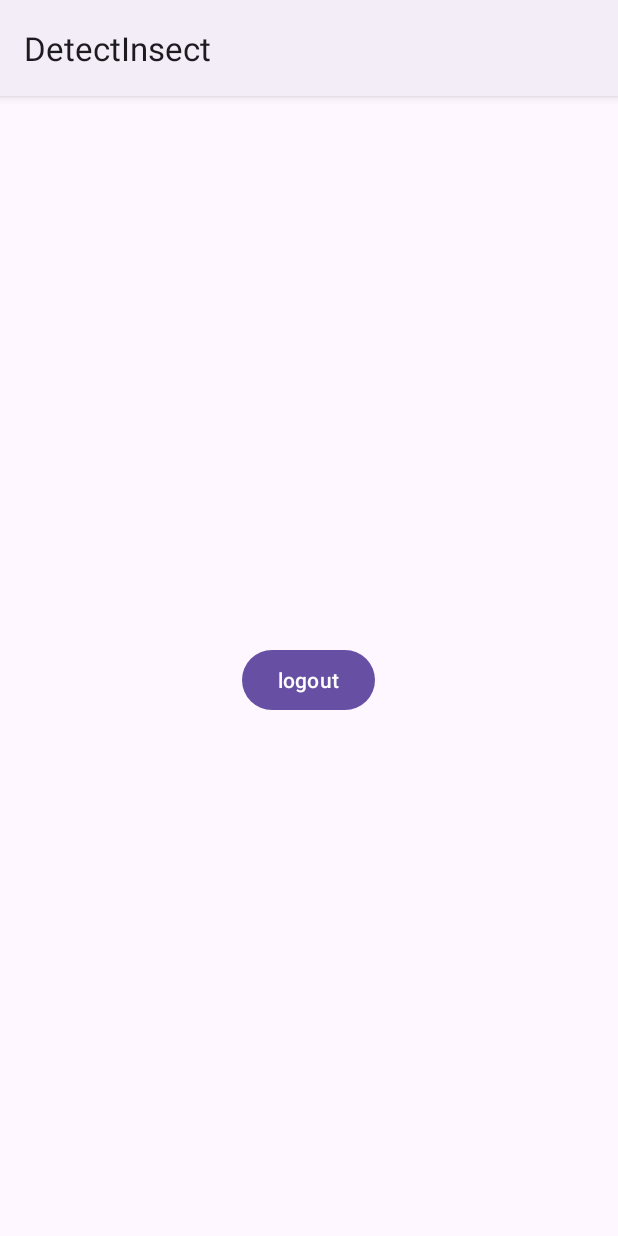
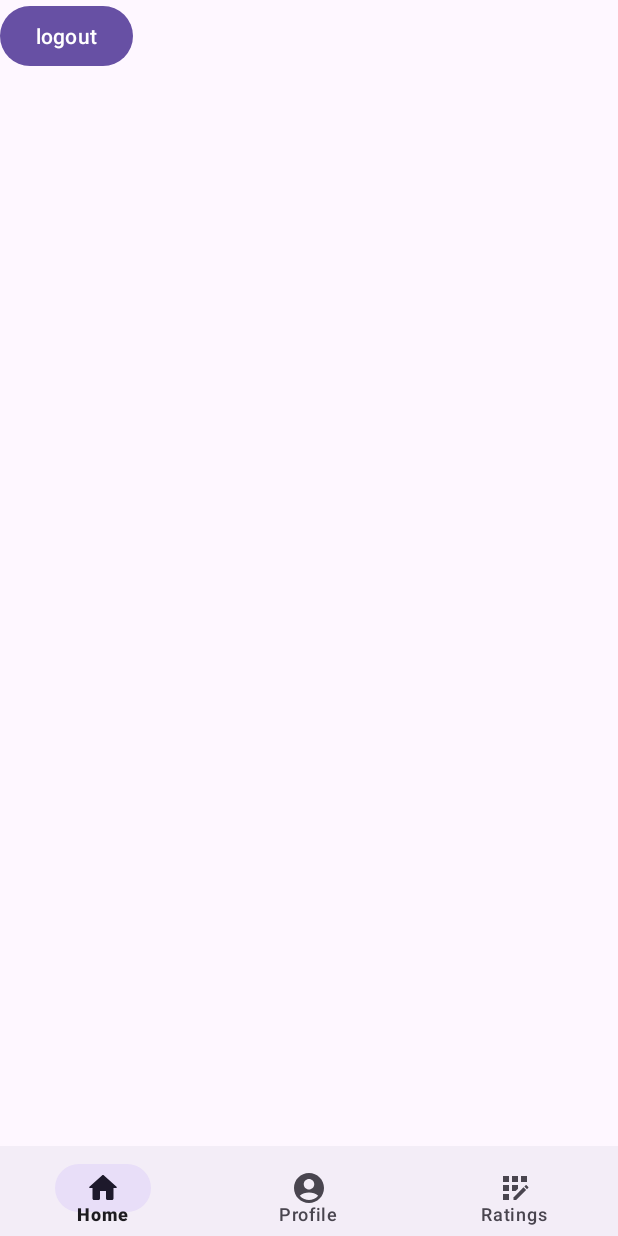
Before and after one commit to fsananna/InsectDetection, an Android app: the screen it shows after launch once a user with an empty profile is signed in (MainActivity), on a phone screen of 412 x 824 dp. Run offline under Robolectric (Android 15) with nearby library versions, the phone set to English and light mode, and no system bars; our stand-ins replace Firebase (no records; nobody signed in at launch, a user with empty details on screens opened directly).

Commit message:
added fragments

```diff
--- a/app/build.gradle.kts
+++ b/app/build.gradle.kts
@@ -38,4 +38,7 @@ dependencies {
     testImplementation("junit:junit:4.13.2")
     androidTestImplementation("androidx.test.ext:junit:1.1.5")
     androidTestImplementation("androidx.test.espresso:espresso-core:3.5.1")
+
+
+
 }
--- a/app/src/main/java/com/example/insectdetection/MainActivity.java
+++ b/app/src/main/java/com/example/insectdetection/MainActivity.java
@@ -1,50 +1,32 @@
+// MainActivity.java
 package com.example.insectdetection;
 
 import androidx.appcompat.app.AppCompatActivity;
-
-import android.annotation.SuppressLint;
 import android.content.Intent;
 import android.os.Bundle;
 import android.view.View;
 import android.widget.Button;
+import android.widget.FrameLayout;
 import android.widget.TextView;
-
+import com.google.android.material.bottomnavigation.BottomNavigationView;
 import com.google.firebase.auth.FirebaseAuth;
 import com.google.firebase.auth.FirebaseUser;
 
 public class MainActivity extends AppCompatActivity {
-    FirebaseAuth auth;
-    Button button;
-    TextView textView;
-    FirebaseUser user;
+    private BottomNavigationView bottomNavigationView;
+    private FrameLayout frameLayout;
 
-    @SuppressLint("MissingInflatedId")
     @Override
     protected void onCreate(Bundle savedInstanceState) {
         super.onCreate(savedInstanceState);
         setContentView(R.layout.activity_main);
+        getSupportActionBar().hide();
 
-        auth = FirebaseAuth.getInstance();
-        button = findViewById(R.id.logout);
-        textView = findViewById(R.id.user_details);
-        user = auth.getCurrentUser();
-        if (user== null){
-            Intent intent = new Intent(getApplicationContext(),Login.class);
-            startActivity(intent);
-            finish();
+        bottomNavigationView = findViewById(R.id.bottomNavView);
+        frameLayout = findViewById(R.id.frameLayout);
+
+        if (savedInstanceState == null) {
+            getSupportFragmentManager().beginTransaction().replace(R.id.frameLayout, new profileFragment()).commit();
         }
-        else{
-            textView.setText(user.getEmail());
-        }
-
-        button.setOnClickListener(new View.OnClickListener() {
-            @Override
-            public void onClick(View v) {
-                FirebaseAuth.getInstance().signOut();
-                Intent intent = new Intent(getApplicationContext(),Login.class);
-                startActivity(intent);
-                finish();
-            }
-        });
     }
 }
--- /dev/null
+++ b/app/src/main/java/com/example/insectdetection/profileFragment.java
@@ -0,0 +1,52 @@
+// profileFragment.java
+package com.example.insectdetection;
+
+import android.content.Intent;
+import android.os.Bundle;
+import android.view.LayoutInflater;
+import android.view.View;
+import android.view.ViewGroup;
+import android.widget.Button;
+import android.widget.TextView;
+import androidx.fragment.app.Fragment;
+import com.google.firebase.auth.FirebaseAuth;
+import com.google.firebase.auth.FirebaseUser;
+
+public class profileFragment extends Fragment {
+    private FirebaseAuth auth;
+    private Button button;
+    private TextView textView;
+    private FirebaseUser user;
+
+    @Override
+    public View onCreateView(LayoutInflater inflater, ViewGroup container,
+                             Bundle savedInstanceState) {
+        // Inflate the layout for this fragment
+        View view = inflater.inflate(R.layout.fragment_profile, container, false);
+
+        auth = FirebaseAuth.getInstance();
+        button = view.findViewById(R.id.logout);
+        textView = view.findViewById(R.id.user_details);
+        user = auth.getCurrentUser();
+
+        if (user == null) {
+            Intent intent = new Intent(requireContext(), Login.class);
+            startActivity(intent);
+            requireActivity().finish();
+        } else {
+            textView.setText(user.getEmail());
+        }
+
+        button.setOnClickListener(new View.OnClickListener() {
+            @Override
+            public void onClick(View v) {
+                FirebaseAuth.getInstance().signOut();
+                Intent intent = new Intent(requireContext(), Login.class);
+                startActivity(intent);
+                requireActivity().finish();
+            }
+        });
+
+        return view;
+    }
+}
--- /dev/null
+++ b/app/src/main/res/drawable/home.xml
@@ -0,0 +1,5 @@
+<vector android:height="24dp" android:tint="#57BAAF"
+    android:viewportHeight="24" android:viewportWidth="24"
+    android:width="24dp" xmlns:android="http://schemas.android.com/apk/res/android">
+    <path android:fillColor="@android:color/white" android:pathData="M10,19v-5h4v5c0,0.55 0.45,1 1,1h3c0.55,0 1,-0.45 1,-1v-7h1.7c0.46,0 0.68,-0.57 0.33,-0.87L12.67,3.6c-0.38,-0.34 -0.96,-0.34 -1.34,0l-8.36,7.53c-0.34,0.3 -0.13,0.87 0.33,0.87H5v7c0,0.55 0.45,1 1,1h3c0.55,0 1,-0.45 1,-1z"/>
+</vector>
--- /dev/null
+++ b/app/src/main/res/drawable/profile.xml
@@ -0,0 +1,5 @@
+<vector android:height="24dp" android:tint="#57BAAF"
+    android:viewportHeight="24" android:viewportWidth="24"
+    android:width="24dp" xmlns:android="http://schemas.android.com/apk/res/android">
+    <path android:fillColor="@android:color/white" android:pathData="M12,2C6.48,2 2,6.48 2,12s4.48,10 10,10s10,-4.48 10,-10S17.52,2 12,2zM12,6c1.93,0 3.5,1.57 3.5,3.5S13.93,13 12,13s-3.5,-1.57 -3.5,-3.5S10.07,6 12,6zM12,20c-2.03,0 -4.43,-0.82 -6.14,-2.88C7.55,15.8 9.68,15 12,15s4.45,0.8 6.14,2.12C16.43,19.18 14.03,20 12,20z"/>
+</vector>
--- /dev/null
+++ b/app/src/main/res/drawable/ratings.xml
@@ -0,0 +1,12 @@
+<vector android:height="24dp" android:tint="#57BAAF"
+    android:viewportHeight="24" android:viewportWidth="24"
+    android:width="24dp" xmlns:android="http://schemas.android.com/apk/res/android">
+    <path android:fillColor="@android:color/white" android:pathData="M10,4h4v4h-4z"/>
+    <path android:fillColor="@android:color/white" android:pathData="M4,16h4v4h-4z"/>
+    <path android:fillColor="@android:color/white" android:pathData="M4,10h4v4h-4z"/>
+    <path android:fillColor="@android:color/white" android:pathData="M4,4h4v4h-4z"/>
+    <path android:fillColor="@android:color/white" android:pathData="M14,12.42l0,-2.42l-4,0l0,4l2.42,0z"/>
+    <path android:fillColor="@android:color/white" android:pathData="M20.88,11.29l-1.17,-1.17c-0.16,-0.16 -0.42,-0.16 -0.58,0L18.25,11L20,12.75l0.88,-0.88C21.04,11.71 21.04,11.45 20.88,11.29z"/>
+    <path android:fillColor="@android:color/white" android:pathData="M11,18.25l0,1.75l1.75,0l6.67,-6.67l-1.75,-1.75z"/>
+    <path android:fillColor="@android:color/white" android:pathData="M16,4h4v4h-4z"/>
+</vector>
--- a/app/src/main/res/layout/activity_main.xml
+++ b/app/src/main/res/layout/activity_main.xml
@@ -8,17 +8,21 @@
     android:gravity="center"
     tools:context=".MainActivity">
 
-    <TextView
-        android:id="@+id/user_details"
-        android:layout_width="wrap_content"
-        android:layout_height="wrap_content"
-        android:textStyle="bold"
-        android:text="hello world"
+    <FrameLayout
+        android:id="@+id/frameLayout"
+        android:layout_width="match_parent"
+        android:layout_weight="1"
+        android:layout_height="match_parent"
+
         />
-<Button
-    android:id="@+id/logout"
-    android:text="@string/logout"
-    android:layout_width="wrap_content"
-    android:layout_height="wrap_content"/>
+    <com.google.android.material.bottomnavigation.BottomNavigationView
+        android:id="@+id/bottomNavView"
+        android:layout_width="match_parent"
+        android:layout_height="60dp"
+        app:itemPaddingBottom="10dp"
+        app:menu="@menu/bottom_nav_menu"
+        />
+
+
 
 </LinearLayout>
--- /dev/null
+++ b/app/src/main/res/layout/fragment_profile.xml
@@ -0,0 +1,22 @@
+<?xml version="1.0" encoding="utf-8"?>
+<FrameLayout xmlns:android="http://schemas.android.com/apk/res/android"
+    xmlns:tools="http://schemas.android.com/tools"
+    android:layout_width="match_parent"
+    android:layout_height="match_parent"
+    android:layout_gravity="center"
+    tools:context=".profileFragment">
+
+    <TextView
+        android:id="@+id/user_details"
+        android:layout_width="wrap_content"
+        android:layout_height="wrap_content"
+        android:textStyle="bold"
+
+        />
+    <Button
+        android:id="@+id/logout"
+        android:text="@string/logout"
+        android:layout_width="wrap_content"
+        android:layout_height="wrap_content"/>
+
+</FrameLayout>
--- /dev/null
+++ b/app/src/main/res/menu/bottom_nav_menu.xml
@@ -0,0 +1,22 @@
+<?xml version="1.0" encoding="utf-8"?>
+<menu xmlns:android="http://schemas.android.com/apk/res/android">
+
+    <item
+        android:id="@+id/navHome"
+        android:layout_width="wrap_content"
+        android:layout_height="wrap_content"
+        android:icon="@drawable/home"
+        android:title="Home" />
+    <item
+        android:id="@+id/navProfile"
+        android:layout_width="wrap_content"
+        android:layout_height="wrap_content"
+        android:icon="@drawable/profile"
+        android:title="Profile" />
+    <item
+        android:id="@+id/navRatings"
+        android:layout_width="wrap_content"
+        android:layout_height="wrap_content"
+        android:icon="@drawable/ratings"
+        android:title="Ratings" />
+</menu>
--- a/app/src/main/res/values/strings.xml
+++ b/app/src/main/res/values/strings.xml
@@ -7,4 +7,6 @@
     <string name="click_to_login">Click to login</string>
     <string name="click_to_register">Click to Register</string>
     <string name="logout">logout</string>
+    <!-- TODO: Remove or change this placeholder text -->
+    <string name="hello_blank_fragment">Hello blank fragment</string>
 </resources>
--- a/build.gradle.kts
+++ b/build.gradle.kts
@@ -7,3 +7,4 @@ buildscript {
 plugins {
     id("com.android.application") version "8.2.0" apply false
 }
+//chip navigation
```
Also changed, not shown: app/src/main/java/com/example/insectdetection/HomeFragment.java (added, +19 -0 lines), app/src/main/java/com/example/insectdetection/ratingFragment.java (added, +18 -0 lines), app/src/main/res/layout/fragment_home.xml (added, +15 -0 lines), app/src/main/res/layout/fragment_rating.xml (added, +14 -0 lines).
